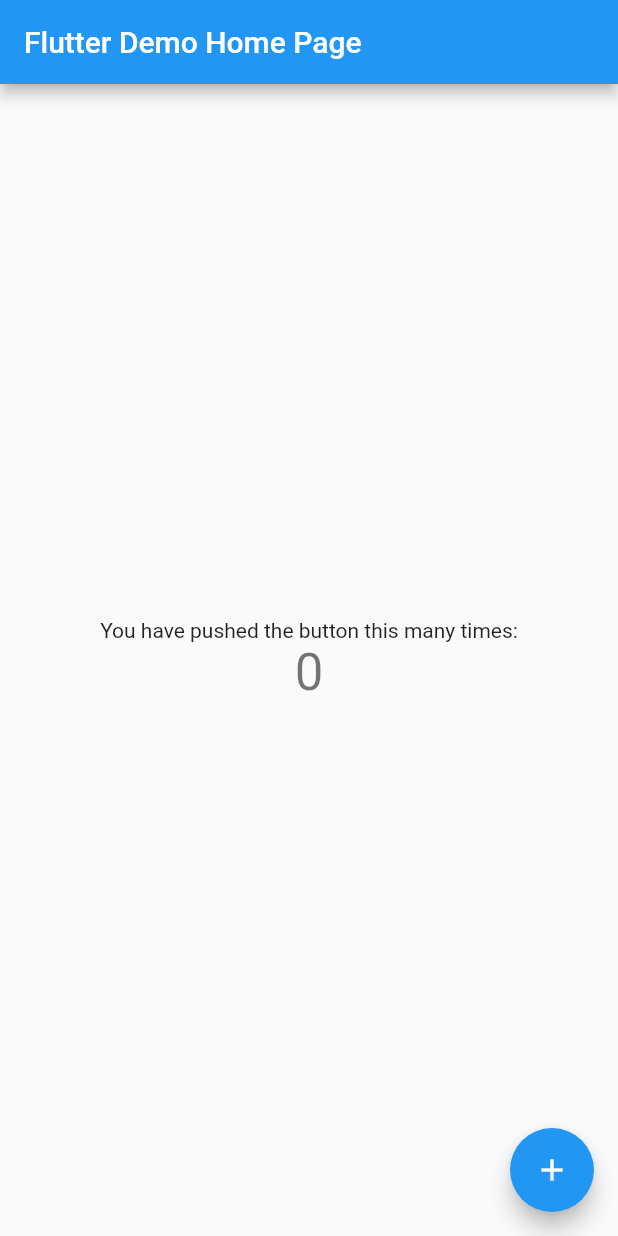
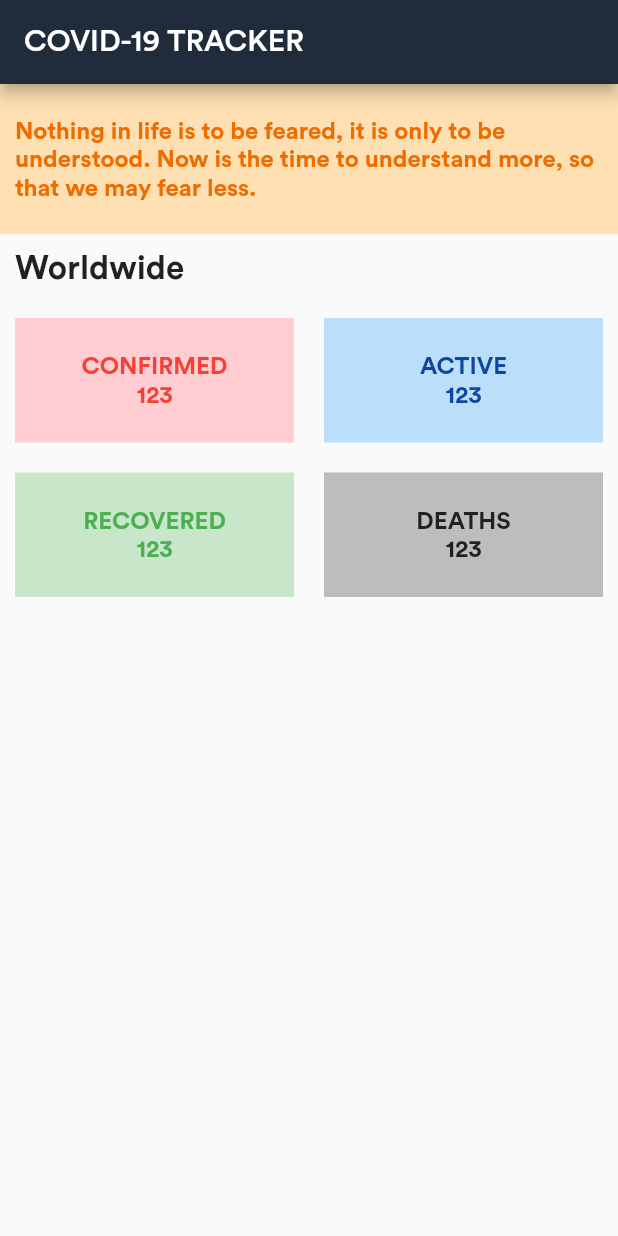
Before and after one commit to andredippenaar/covid_tracker_flutter, a Flutter app: the screen it shows after launch, on a phone screen of 412 x 824 dp. Run offline on Flutter 3.47's test engine with Material 2 defaults, Android fonts, the phone set to English and light mode, and no system bars.

Commit message:
Initial UI Complete

```diff
--- /dev/null
+++ b/lib/datasource.dart
@@ -0,0 +1,68 @@
+import 'package:flutter/material.dart';
+
+Color primaryBlack = Color(0xff202c3b);
+
+class DataSource {
+  static String quote =
+      "Nothing in life is to be feared, it is only to be understood. Now is the time to understand more, so that we may fear less.";
+  static List questionAnswers = [
+    {
+      "question": "What is a coronavirus?",
+      "answer":
+          "Coronaviruses are a large family of viruses which may cause illness in animals or humans.  In humans, several coronaviruses are known to cause respiratory infections ranging from the common cold to more severe diseases such as Middle East Respiratory Syndrome (MERS) and Severe Acute Respiratory Syndrome (SARS). The most recently discovered coronavirus causes coronavirus disease COVID-19."
+    },
+    {
+      "question": "What is COVID-19?",
+      "answer":
+          "COVID-19 is the infectious disease caused by the most recently discovered coronavirus. This new virus and disease were unknown before the outbreak began in Wuhan, China, in December 2019."
+    },
+    {
+      "question": "What are the symptoms of COVID-19?",
+      "answer":
+          "The most common symptoms of COVID-19 are fever, tiredness, and dry cough. Some patients may have aches and pains, nasal congestion, runny nose, sore throat or diarrhea. These symptoms are usually mild and begin gradually. Some people become infected but don’t develop any symptoms and don't feel unwell. Most people (about 80%) recover from the disease without needing special treatment. Around 1 out of every 6 people who gets COVID-19 becomes seriously ill and develops difficulty breathing. Older people, and those with underlying medical problems like high blood pressure, heart problems or diabetes, are more likely to develop serious illness. People with fever, cough and difficulty breathing should seek medical attention."
+    },
+    {
+      "question": "How does COVID-19 spread?",
+      "answer":
+          "People can catch COVID-19 from others who have the virus. The disease can spread from person to person through small droplets from the nose or mouth which are spread when a person with COVID-19 coughs or exhales. These droplets land on objects and surfaces around the person. Other people then catch COVID-19 by touching these objects or surfaces, then touching their eyes, nose or mouth. People can also catch COVID-19 if they breathe in droplets from a person with COVID-19 who coughs out or exhales droplets. This is why it is important to stay more than 1 meter (3 feet) away from a person who is sick. \nWHO is assessing ongoing research on the ways COVID-19 is spread and will continue to share updated findings."
+    },
+    {
+      "question":
+          "Can the virus that causes COVID-19 be transmitted through the air?",
+      "answer":
+          "Studies to date suggest that the virus that causes COVID-19 is mainly transmitted through contact with respiratory droplets rather than through the air"
+    },
+    {
+      "question": "Can CoVID-19 be caught from a person who has no symptoms?",
+      "answer":
+          "The main way the disease spreads is through respiratory droplets expelled by someone who is coughing. The risk of catching COVID-19 from someone with no symptoms at all is very low. However, many people with COVID-19 experience only mild symptoms. This is particularly true at the early stages of the disease. It is therefore possible to catch COVID-19 from someone who has, for example, just a mild cough and does not feel ill.  WHO is assessing ongoing research on the period of transmission of COVID-19 and will continue to share updated findings.    "
+    },
+    {
+      "question":
+          "Can I catch COVID-19 from the feces of someone with the disease?",
+      "answer":
+          "The risk of catching COVID-19 from the feces of an infected person appears to be low. While initial investigations suggest the virus may be present in feces in some cases, spread through this route is not a main feature of the outbreak. WHO is assessing ongoing research on the ways COVID-19 is spread and will continue to share new findings. Because this is a risk, however, it is another reason to clean hands regularly, after using the bathroom and before eating."
+    },
+    {
+      "question": "How likely am I to catch COVID-19?",
+      "answer":
+          "The risk depends on where you  are - and more specifically, whether there is a COVID-19 outbreak unfolding there.\nFor most people in most locations the risk of catching COVID-19 is still low. However, there are now places around the world (cities or areas) where the disease is spreading. For people living in, or visiting, these areas the risk of catching COVID-19 is higher. Governments and health authorities are taking vigorous action every time a new case of COVID-19 is identified. Be sure to comply with any local restrictions on travel, movement or large gatherings. Cooperating with disease control efforts will reduce your risk of catching or spreading COVID-19.\nCOVID-19 outbreaks can be contained and transmission stopped, as has been shown in China and some other countries. Unfortunately, new outbreaks can emerge rapidly. It’s important to be aware of the situation where you are or intend to go. WHO publishes daily updates on the COVID-19 situation worldwide."
+    },
+    {
+      "question": "Who is at risk of developing severe illness?",
+      "answer":
+          "While we are still learning about how COVID-2019 affects people, older persons and persons with pre-existing medical conditions (such as high blood pressure, heart disease, lung disease, cancer or diabetes)  appear to develop serious illness more often than others. "
+    },
+    {
+      "question": "Should I wear a mask to protect myself?",
+      "answer":
+          "Only wear a mask if you are ill with COVID-19 symptoms (especially coughing) or looking after someone who may have COVID-19. Disposable face mask can only be used once. If you are not ill or looking after someone who is ill then you are wasting a mask. There is a world-wide shortage of masks, so WHO urges people to use masks wisely.\nWHO advises rational use of medical masks to avoid unnecessary wastage of precious resources and mis-use of masks\nThe most effective ways to protect yourself and others against COVID-19 are to frequently clean your hands, cover your cough with the bend of elbow or tissue and maintain a distance of at least 1 meter (3 feet) from people who are coughing or sneezing"
+    },
+    {
+      "question":
+          "Are antibiotics effective in preventing or treating the COVID-19?",
+      "answer":
+          "No. Antibiotics do not work against viruses, they only work on bacterial infections. COVID-19 is caused by a virus, so antibiotics do not work. Antibiotics should not be used as a means of prevention or treatment of COVID-19. They should only be used as directed by a physician to treat a bacterial infection. "
+    }
+  ];
+}
--- /dev/null
+++ b/lib/homepage.dart
@@ -0,0 +1,49 @@
+import 'package:covidtrackerflutter/datasource.dart';
+import 'package:covidtrackerflutter/panels/worldwidepanel.dart';
+import 'package:flutter/material.dart';
+
+class HomePage extends StatefulWidget {
+  @override
+  _HomePageState createState() => _HomePageState();
+}
+
+class _HomePageState extends State<HomePage> {
+  @override
+  Widget build(BuildContext context) {
+    return Scaffold(
+      appBar: AppBar(
+        centerTitle: false,
+        title: Text('COVID-19 TRACKER'),
+      ),
+      body: SingleChildScrollView(
+        child: Column(
+          crossAxisAlignment: CrossAxisAlignment.start,
+          children: <Widget>[
+            Container(
+              height: 100,
+              alignment: Alignment.center,
+              padding: EdgeInsets.all(10.0),
+              color: Colors.orange[100],
+              child: Text(
+                DataSource.quote,
+                style: TextStyle(
+                    color: Colors.orange[800],
+                    fontWeight: FontWeight.bold,
+                    fontSize: 16.0),
+              ),
+            ),
+            Padding(
+              padding:
+                  const EdgeInsets.symmetric(vertical: 10.0, horizontal: 10.0),
+              child: Text(
+                'Worldwide',
+                style: TextStyle(fontWeight: FontWeight.bold, fontSize: 22),
+              ),
+            ),
+            WorldwidePanel(),
+          ],
+        ),
+      ),
+    );
+  }
+}
--- a/lib/main.dart
+++ b/lib/main.dart
@@ -1,3 +1,5 @@
+import 'package:covidtrackerflutter/datasource.dart';
+import 'package:covidtrackerflutter/homepage.dart';
 import 'package:flutter/material.dart';
 
 void main() => runApp(MyApp());
@@ -7,105 +9,9 @@
   @override
   Widget build(BuildContext context) {
     return MaterialApp(
-      title: 'Flutter Demo',
-      theme: ThemeData(
-        // This is the theme of your application.
-        //
-        // Try running your application with "flutter run". You'll see the
-        // application has a blue toolbar. Then, without quitting the app, try
-        // changing the primarySwatch below to Colors.green and then invoke
-        // "hot reload" (press "r" in the console where you ran "flutter run",
-        // or simply save your changes to "hot reload" in a Flutter IDE).
-        // Notice that the counter didn't reset back to zero; the application
-        // is not restarted.
-        primarySwatch: Colors.blue,
-      ),
-      home: MyHomePage(title: 'Flutter Demo Home Page'),
+      debugShowCheckedModeBanner: false,
+      theme: ThemeData(fontFamily: "Circular", primaryColor: primaryBlack),
+      home: HomePage(),
     );
   }
 }
-
-class MyHomePage extends StatefulWidget {
-  MyHomePage({Key key, this.title}) : super(key: key);
-
-  // This widget is the home page of your application. It is stateful, meaning
-  // that it has a State object (defined below) that contains fields that affect
-  // how it looks.
-
-  // This class is the configuration for the state. It holds the values (in this
-  // case the title) provided by the parent (in this case the App widget) and
-  // used by the build method of the State. Fields in a Widget subclass are
-  // always marked "final".
-
-  final String title;
-
-  @override
-  _MyHomePageState createState() => _MyHomePageState();
-}
-
-class _MyHomePageState extends State<MyHomePage> {
-  int _counter = 0;
-
-  void _incrementCounter() {
-    setState(() {
-      // This call to setState tells the Flutter framework that something has
-      // changed in this State, which causes it to rerun the build method below
-      // so that the display can reflect the updated values. If we changed
-      // _counter without calling setState(), then the build method would not be
-      // called again, and so nothing would appear to happen.
-      _counter++;
-    });
-  }
-
-  @override
-  Widget build(BuildContext context) {
-    // This method is rerun every time setState is called, for instance as done
-    // by the _incrementCounter method above.
-    //
-    // The Flutter framework has been optimized to make rerunning build methods
-    // fast, so that you can just rebuild anything that needs updating rather
-    // than having to individually change instances of widgets.
-    return Scaffold(
-      appBar: AppBar(
-        // Here we take the value from the MyHomePage object that was created by
-        // the App.build method, and use it to set our appbar title.
-        title: Text(widget.title),
-      ),
-      body: Center(
-        // Center is a layout widget. It takes a single child and positions it
-        // in the middle of the parent.
-        child: Column(
-          // Column is also a layout widget. It takes a list of children and
-          // arranges them vertically. By default, it sizes itself to fit its
-          // children horizontally, and tries to be as tall as its parent.
-          //
-          // Invoke "debug painting" (press "p" in the console, choose the
-          // "Toggle Debug Paint" action from the Flutter Inspector in Android
-          // Studio, or the "Toggle Debug Paint" command in Visual Studio Code)
-          // to see the wireframe for each widget.
-          //
-          // Column has various properties to control how it sizes itself and
-          // how it positions its children. Here we use mainAxisAlignment to
-          // center the children vertically; the main axis here is the vertical
-          // axis because Columns are vertical (the cross axis would be
-          // horizontal).
-          mainAxisAlignment: MainAxisAlignment.center,
-          children: <Widget>[
-            Text(
-              'You have pushed the button this many times:',
-            ),
-            Text(
-              '$_counter',
-              style: Theme.of(context).textTheme.display1,
-            ),
-          ],
-        ),
-      ),
-      floatingActionButton: FloatingActionButton(
-        onPressed: _incrementCounter,
-        tooltip: 'Increment',
-        child: Icon(Icons.add),
-      ), // This trailing comma makes auto-formatting nicer for build methods.
-    );
-  }
-}
--- /dev/null
+++ b/lib/panels/worldwidepanel.dart
@@ -0,0 +1,79 @@
+import 'package:flutter/material.dart';
+
+class WorldwidePanel extends StatelessWidget {
+  @override
+  Widget build(BuildContext context) {
+    return Container(
+      child: GridView(
+        shrinkWrap: true,
+        physics: NeverScrollableScrollPhysics(),
+        gridDelegate: SliverGridDelegateWithFixedCrossAxisCount(
+            crossAxisCount: 2, childAspectRatio: 2),
+        children: <Widget>[
+          StatusPanel(
+            title: 'CONFIRMED',
+            textColor: Colors.red,
+            panelColor: Colors.red[100],
+            count: '123',
+          ),
+          StatusPanel(
+            title: 'ACTIVE',
+            textColor: Colors.blue[900],
+            panelColor: Colors.blue[100],
+            count: '123',
+          ),
+          StatusPanel(
+            title: 'RECOVERED',
+            textColor: Colors.green,
+            panelColor: Colors.green[100],
+            count: '123',
+          ),
+          StatusPanel(
+            title: 'DEATHS',
+            textColor: Colors.grey[900],
+            panelColor: Colors.grey[400],
+            count: '123',
+          ),
+        ],
+      ),
+    );
+  }
+}
+
+class StatusPanel extends StatelessWidget {
+  final Color panelColor;
+  final Color textColor;
+  final String title;
+  final String count;
+
+  const StatusPanel(
+      {Key key, this.panelColor, this.textColor, this.title, this.count})
+      : super(key: key);
+
+  @override
+  Widget build(BuildContext context) {
+    double width = MediaQuery.of(context).size.width;
+
+    return Container(
+      margin: EdgeInsets.all(10.0),
+      color: panelColor,
+      height: 80,
+      width: width / 2,
+      child: Column(
+        mainAxisAlignment: MainAxisAlignment.center,
+        children: <Widget>[
+          Text(
+            title,
+            style: TextStyle(
+                fontWeight: FontWeight.bold, fontSize: 16, color: textColor),
+          ),
+          Text(
+            count,
+            style: TextStyle(
+                fontWeight: FontWeight.bold, fontSize: 16, color: textColor),
+          ),
+        ],
+      ),
+    );
+  }
+}
```
Also changed, not shown: 4 other files.
